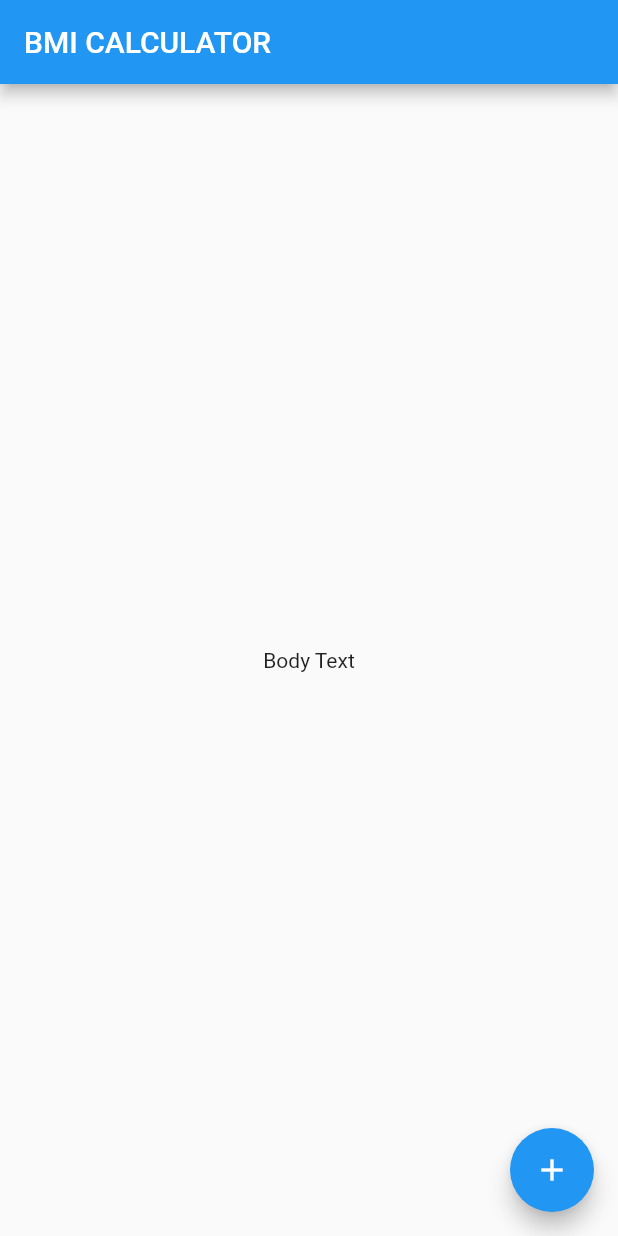
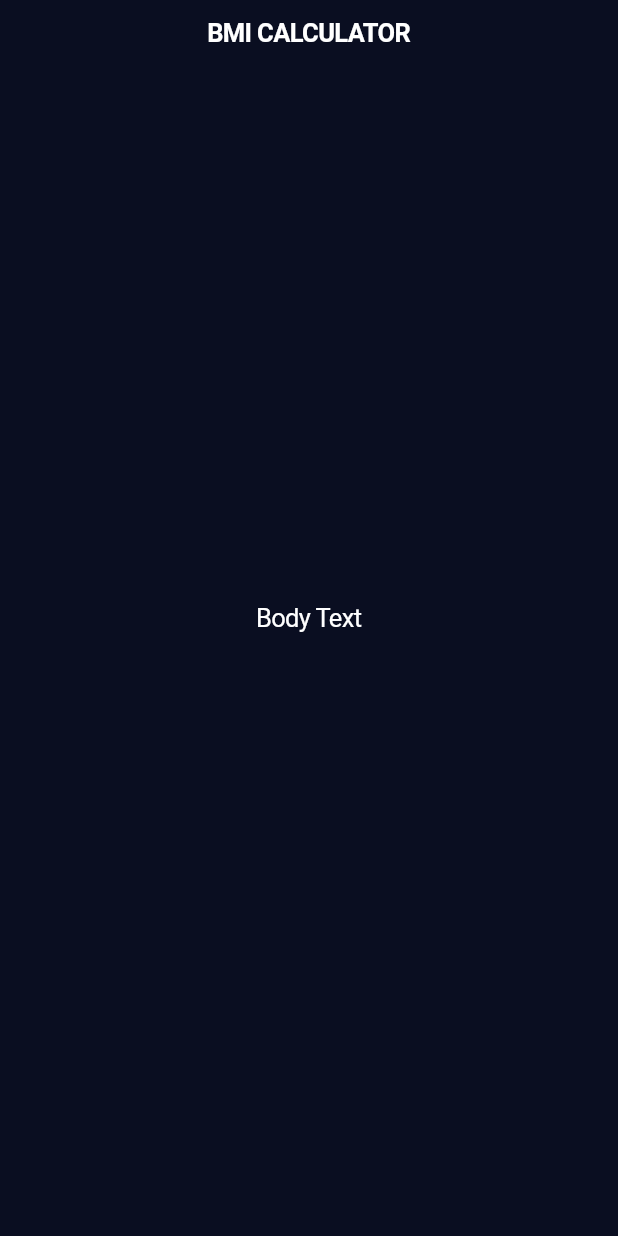
Before and after one commit to katratzi/flutter-udemy, a Flutter app: the screen it shows after launch, on a phone screen of 412 x 824 dp. Run offline on Flutter 3.47's test engine with Material 2 defaults, Android fonts, the phone set to English and light mode, and no system bars; our stand-ins replace google_fonts.

Commit message:
cupertino app and theme

```diff
--- /dev/null
+++ b/flutter_bmi/lib/input_page.dart
@@ -0,0 +1,21 @@
+import 'package:flutter/cupertino.dart';
+import 'package:flutter/material.dart';
+
+class InputPage extends StatefulWidget {
+  @override
+  _InputPageState createState() => _InputPageState();
+}
+
+class _InputPageState extends State<InputPage> {
+  @override
+  Widget build(BuildContext context) {
+    return CupertinoPageScaffold(
+      navigationBar: CupertinoNavigationBar(
+        middle: Text('BMI CALCULATOR'),
+      ),
+      child: Center(
+        child: Text('Body Text'),
+      ),
+    );
+  }
+}
--- a/flutter_bmi/lib/main.dart
+++ b/flutter_bmi/lib/main.dart
@@ -1,34 +1,21 @@
+import 'package:flutter/cupertino.dart';
 import 'package:flutter/material.dart';
+
+import 'input_page.dart';
 
 void main() => runApp(BMICalculator());
 
 class BMICalculator extends StatelessWidget {
   @override
   Widget build(BuildContext context) {
-    return MaterialApp(
+    return CupertinoApp(
+      theme: CupertinoThemeData(
+        brightness: Brightness.dark,
+        primaryColor: Color(0xFF0A0E21),
+        scaffoldBackgroundColor: Color(0xFF0A0E21),
+      ),
       home: InputPage(),
+      debugShowCheckedModeBanner: false,
     );
   }
 }
-
-class InputPage extends StatefulWidget {
-  @override
-  _InputPageState createState() => _InputPageState();
-}
-
-class _InputPageState extends State<InputPage> {
-  @override
-  Widget build(BuildContext context) {
-    return Scaffold(
-      appBar: AppBar(
-        title: Text('BMI CALCULATOR'),
-      ),
-      body: Center(
-        child: Text('Body Text'),
-      ),
-      floatingActionButton: FloatingActionButton(
-        child: Icon(Icons.add),
-      ),
-    );
-  }
-}
```
